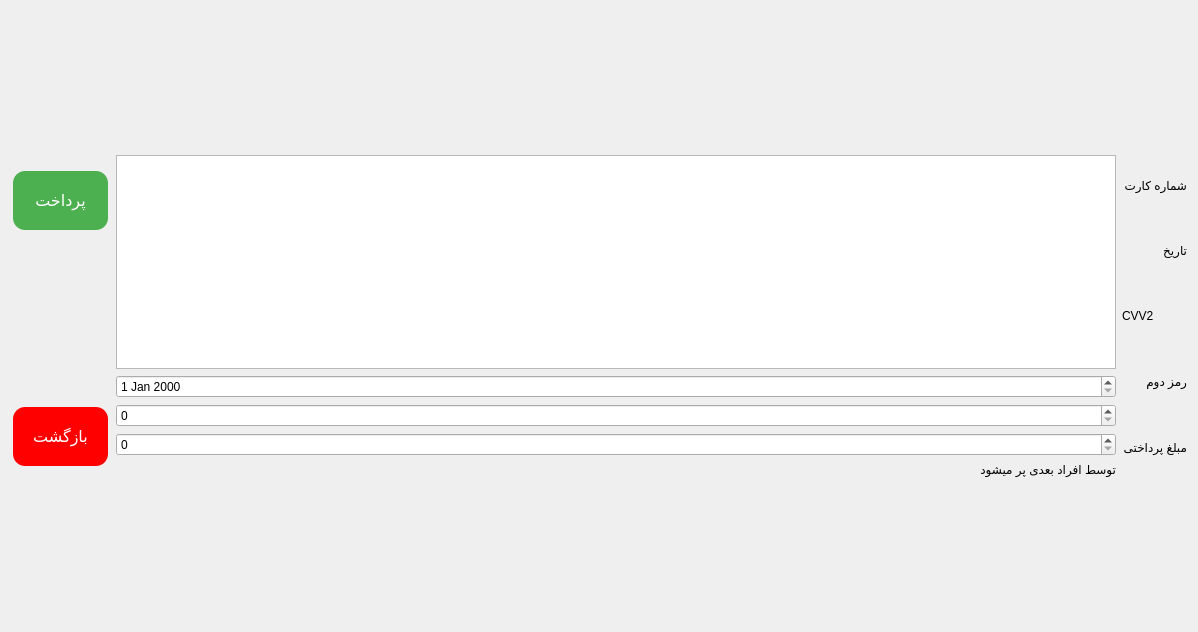
This is Project_Ap/paymentgateway.ui in AP-projects-4001/metagoofill as Qt 5 draws it before an edit. The edited form follows.
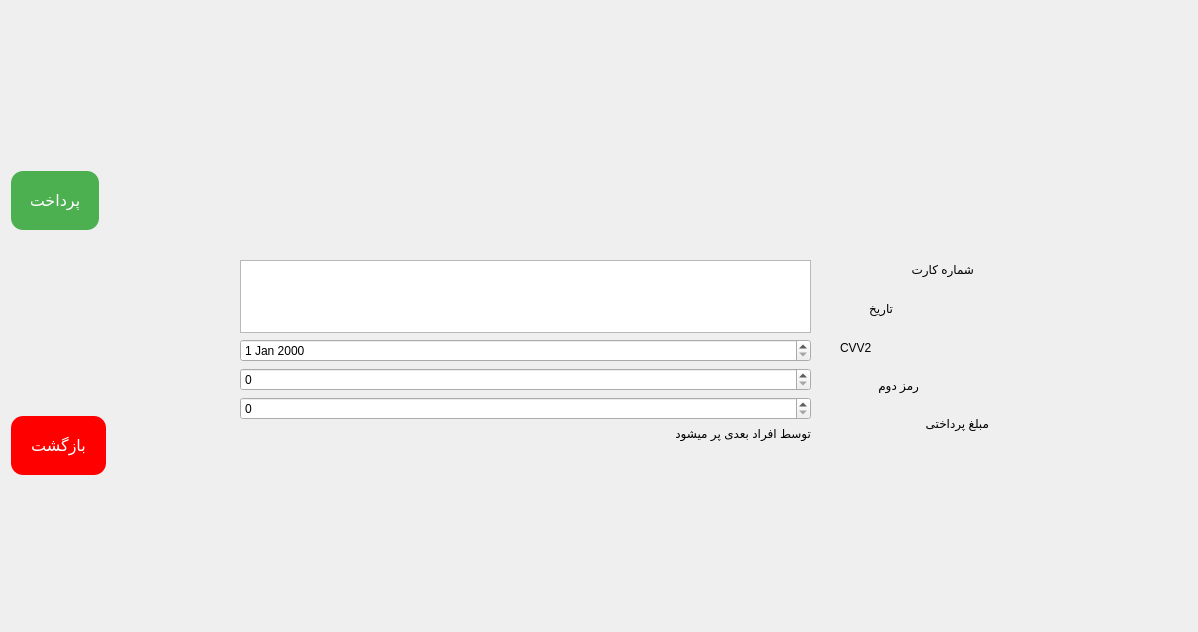
This is the edited form.

The edit to the form file:
```diff
--- a/Project_Ap/paymentgateway.ui
+++ b/Project_Ap/paymentgateway.ui
@@ -13,9 +13,15 @@
   <property name="windowTitle">
    <string>Dialog</string>
   </property>
-  <layout class="QGridLayout" name="gridLayout">
-   <item row="0" column="0">
     <widget class="QPushButton" name="pushButton">
+   <property name="geometry">
+    <rect>
+     <x>9</x>
+     <y>167</y>
+     <width>92</width>
+     <height>67</height>
+    </rect>
+   </property>
      <property name="styleSheet">
       <string notr="true">  background-color: #4CAF50; /* Green */
   border: none;
@@ -33,41 +39,57 @@
       <string>پرداخت</string>
      </property>
     </widget>
-   </item>
-   <item row="0" column="1" rowspan="2">
-    <layout class="QVBoxLayout" name="verticalLayout_2">
-     <item>
-      <widget class="QTextEdit" name="textEdit"/>
-     </item>
-     <item>
-      <widget class="QDateEdit" name="dateEdit">
+  <widget class="QPushButton" name="pushButton_2">
+   <property name="geometry">
+    <rect>
+     <x>9</x>
+     <y>412</y>
+     <width>99</width>
+     <height>67</height>
+    </rect>
+   </property>
        <property name="styleSheet">
-        <string notr="true">font: 16pt &quot;MS Shell Dlg 2&quot;;</string>
-       </property>
-      </widget>
-     </item>
-     <item>
-      <widget class="QSpinBox" name="spinBox_2"/>
-     </item>
-     <item>
-      <widget class="QSpinBox" name="spinBox"/>
-     </item>
-     <item>
-      <widget class="QLabel" name="label_6">
+    <string notr="true">  background-color: red; /* Green */
+  border: none;
+  color: white;
+  padding: 20px;
+  text-align: center;
+  text-decoration: none;
+  display: inline-block;
+  font-size: 16px;
+  margin: 4px 2px;
+  cursor: pointer;
+border-radius:12px;</string>
+   </property>
+   <property name="text">
+    <string>بازگشت</string>
+   </property>
+  </widget>
+  <widget class="QLabel" name="label_3">
+   <property name="geometry">
+    <rect>
+     <x>840</x>
+     <y>331</y>
+     <width>63</width>
+     <height>33</height>
+    </rect>
+   </property>
        <property name="styleSheet">
         <string notr="true">font: 16pt &quot;MS Shell Dlg 2&quot;;</string>
        </property>
        <property name="text">
-        <string>توسط افراد بعدی پر میشود</string>
-       </property>
-      </widget>
-     </item>
-    </layout>
-   </item>
-   <item row="0" column="2" rowspan="2">
-    <layout class="QVBoxLayout" name="verticalLayout">
-     <item>
+    <string>CVV2</string>
+   </property>
+  </widget>
       <widget class="QLabel" name="label">
+   <property name="geometry">
+    <rect>
+     <x>840</x>
+     <y>253</y>
+     <width>134</width>
+     <height>33</height>
+    </rect>
+   </property>
        <property name="styleSheet">
         <string notr="true">font: 16pt &quot;MS Shell Dlg 2&quot;;</string>
        </property>
@@ -75,9 +97,15 @@
         <string>شماره کارت</string>
        </property>
       </widget>
-     </item>
-     <item>
       <widget class="QLabel" name="label_2">
+   <property name="geometry">
+    <rect>
+     <x>840</x>
+     <y>292</y>
+     <width>53</width>
+     <height>33</height>
+    </rect>
+   </property>
        <property name="styleSheet">
         <string notr="true">font: 16pt &quot;MS Shell Dlg 2&quot;;</string>
        </property>
@@ -85,19 +113,31 @@
         <string>تاریخ</string>
        </property>
       </widget>
-     </item>
-     <item>
-      <widget class="QLabel" name="label_3">
+  <widget class="QLabel" name="label_5">
+   <property name="geometry">
+    <rect>
+     <x>840</x>
+     <y>407</y>
+     <width>149</width>
+     <height>33</height>
+    </rect>
+   </property>
        <property name="styleSheet">
         <string notr="true">font: 16pt &quot;MS Shell Dlg 2&quot;;</string>
        </property>
        <property name="text">
-        <string>CVV2</string>
-       </property>
-      </widget>
-     </item>
-     <item>
+    <string>مبلغ پرداختی</string>
+   </property>
+  </widget>
       <widget class="QLabel" name="label_4">
+   <property name="geometry">
+    <rect>
+     <x>840</x>
+     <y>370</y>
+     <width>79</width>
+     <height>31</height>
+    </rect>
+   </property>
        <property name="styleSheet">
         <string notr="true">font: 15.5pt &quot;MS Shell Dlg 2&quot;;</string>
        </property>
@@ -105,40 +145,44 @@
         <string>رمز دوم</string>
        </property>
       </widget>
+  <widget class="QWidget" name="">
+   <property name="geometry">
+    <rect>
+     <x>240</x>
+     <y>260</y>
+     <width>571</width>
+     <height>181</height>
+    </rect>
+   </property>
+   <layout class="QVBoxLayout" name="verticalLayout">
+    <item>
+     <widget class="QTextEdit" name="textEdit"/>
      </item>
      <item>
-      <widget class="QLabel" name="label_5">
+     <widget class="QDateEdit" name="dateEdit">
        <property name="styleSheet">
         <string notr="true">font: 16pt &quot;MS Shell Dlg 2&quot;;</string>
        </property>
-       <property name="text">
-        <string>مبلغ پرداختی</string>
-       </property>
-      </widget>
-     </item>
-    </layout>
-   </item>
-   <item row="1" column="0">
-    <widget class="QPushButton" name="pushButton_2">
+     </widget>
+    </item>
+    <item>
+     <widget class="QSpinBox" name="spinBox_2"/>
+    </item>
+    <item>
+     <widget class="QSpinBox" name="spinBox"/>
+    </item>
+    <item>
+     <widget class="QLabel" name="label_6">
      <property name="styleSheet">
-      <string notr="true">  background-color: red; /* Green */
-  border: none;
-  color: white;
-  padding: 20px;
-  text-align: center;
-  text-decoration: none;
-  display: inline-block;
-  font-size: 16px;
-  margin: 4px 2px;
-  cursor: pointer;
-border-radius:12px;</string>
+       <string notr="true">font: 16pt &quot;MS Shell Dlg 2&quot;;</string>
      </property>
      <property name="text">
-      <string>بازگشت</string>
+       <string>توسط افراد بعدی پر میشود</string>
      </property>
     </widget>
    </item>
   </layout>
+  </widget>
  </widget>
  <resources/>
  <connections/>
```
Lines whose indentation alone changed are shown as unchanged.
